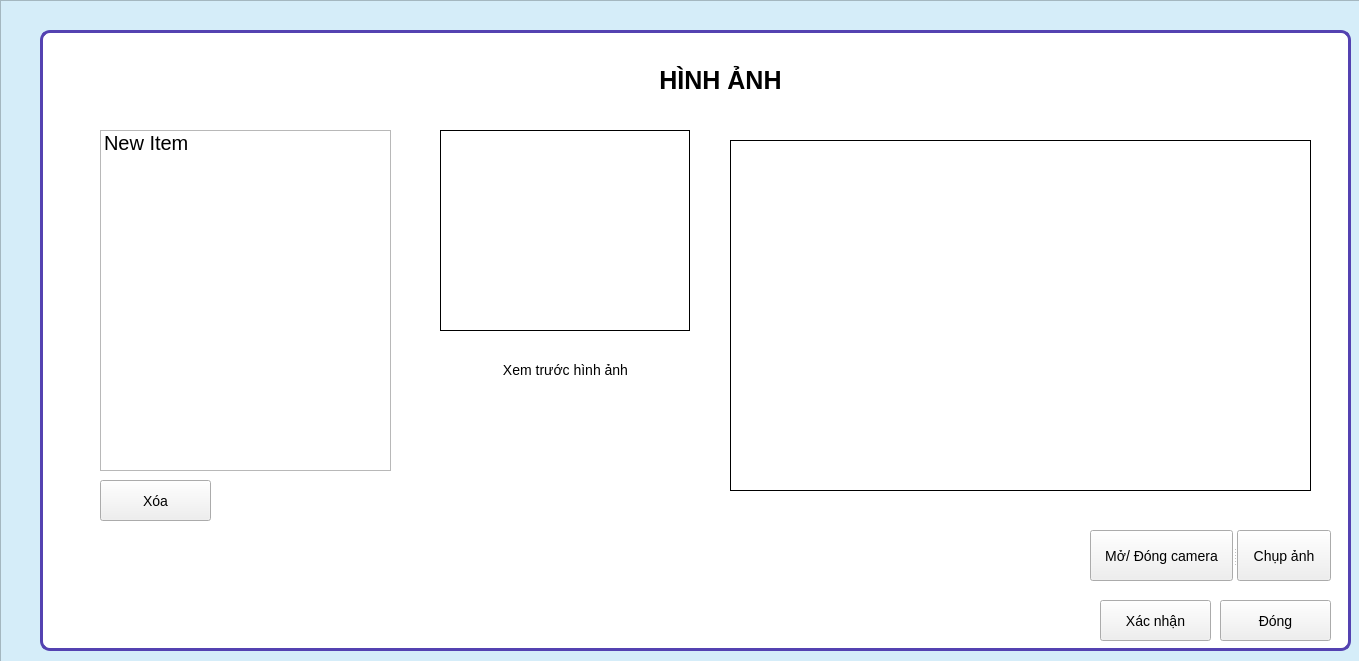
First picture: the form in ui/ui_capimge.ui, repository phuc297/student-attendance-management-system, before the edit.
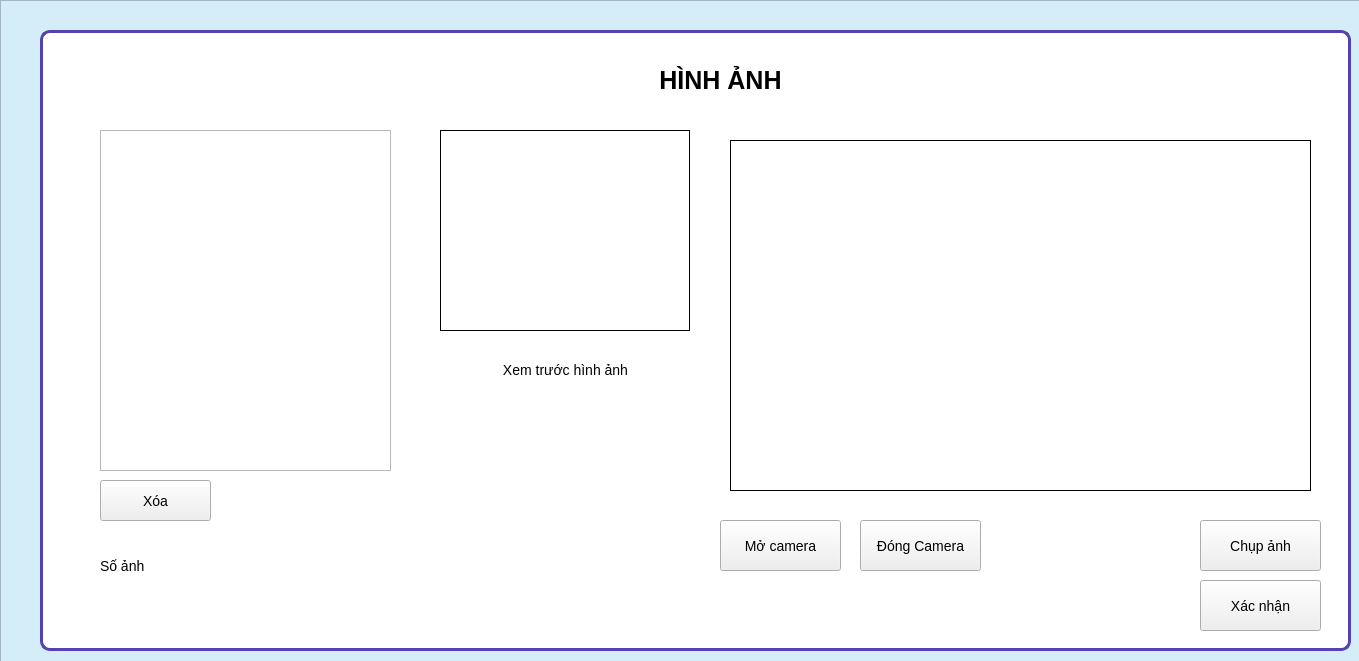
Second picture: the form after the edit.

```diff
--- a/ui/ui_capimge.ui
+++ b/ui/ui_capimge.ui
@@ -95,32 +95,6 @@
       <string/>
      </property>
     </widget>
-    <widget class="QSplitter" name="splitter">
-     <property name="geometry">
-      <rect>
-       <x>1050</x>
-       <y>500</y>
-       <width>241</width>
-       <height>51</height>
-      </rect>
-     </property>
-     <property name="orientation">
-      <enum>Qt::Horizontal</enum>
-     </property>
-     <widget class="QPushButton" name="btn_mocam">
-      <property name="text">
-       <string>Mở/ Đóng camera</string>
-      </property>
-     </widget>
-     <widget class="QPushButton" name="btn_chupanh">
-      <property name="styleSheet">
-       <string notr="true">font-size: 14px</string>
-      </property>
-      <property name="text">
-       <string>Chụp ảnh</string>
-      </property>
-     </widget>
-    </widget>
     <widget class="QLabel" name="label">
      <property name="geometry">
       <rect>
@@ -140,14 +114,14 @@
     <widget class="QPushButton" name="btn_dong">
      <property name="geometry">
       <rect>
-       <x>1180</x>
-       <y>570</y>
-       <width>111</width>
-       <height>41</height>
+       <x>820</x>
+       <y>490</y>
+       <width>121</width>
+       <height>51</height>
       </rect>
      </property>
      <property name="text">
-      <string>Đóng</string>
+      <string>Đóng Camera</string>
      </property>
     </widget>
     <widget class="QPushButton" name="btn_xoa">
@@ -175,24 +149,6 @@
      <property name="styleSheet">
       <string notr="true">font-size:20px</string>
      </property>
-     <item>
-      <property name="text">
-       <string>New Item</string>
-      </property>
-     </item>
-    </widget>
-    <widget class="QPushButton" name="btn_xacnhan">
-     <property name="geometry">
-      <rect>
-       <x>1060</x>
-       <y>570</y>
-       <width>111</width>
-       <height>41</height>
-      </rect>
-     </property>
-     <property name="text">
-      <string>Xác nhận</string>
-     </property>
     </widget>
     <widget class="QLabel" name="label_2">
      <property name="geometry">
@@ -244,6 +200,58 @@
       </property>
      </widget>
     </widget>
+    <widget class="QPushButton" name="btn_mocam">
+     <property name="geometry">
+      <rect>
+       <x>680</x>
+       <y>490</y>
+       <width>121</width>
+       <height>51</height>
+      </rect>
+     </property>
+     <property name="text">
+      <string>Mở camera</string>
+     </property>
+    </widget>
+    <widget class="QPushButton" name="btn_chupanh">
+     <property name="geometry">
+      <rect>
+       <x>1160</x>
+       <y>490</y>
+       <width>121</width>
+       <height>51</height>
+      </rect>
+     </property>
+     <property name="text">
+      <string>Chụp ảnh</string>
+     </property>
+    </widget>
+    <widget class="QPushButton" name="btn_xacnhan">
+     <property name="geometry">
+      <rect>
+       <x>1160</x>
+       <y>550</y>
+       <width>121</width>
+       <height>51</height>
+      </rect>
+     </property>
+     <property name="text">
+      <string>Xác nhận</string>
+     </property>
+    </widget>
+    <widget class="QLabel" name="lb_numimg">
+     <property name="geometry">
+      <rect>
+       <x>60</x>
+       <y>510</y>
+       <width>101</width>
+       <height>51</height>
+      </rect>
+     </property>
+     <property name="text">
+      <string>Số ảnh</string>
+     </property>
+    </widget>
    </widget>
   </widget>
  </widget>
```
Left out of the diff: 4 changed lines with no effect on the pictures.
